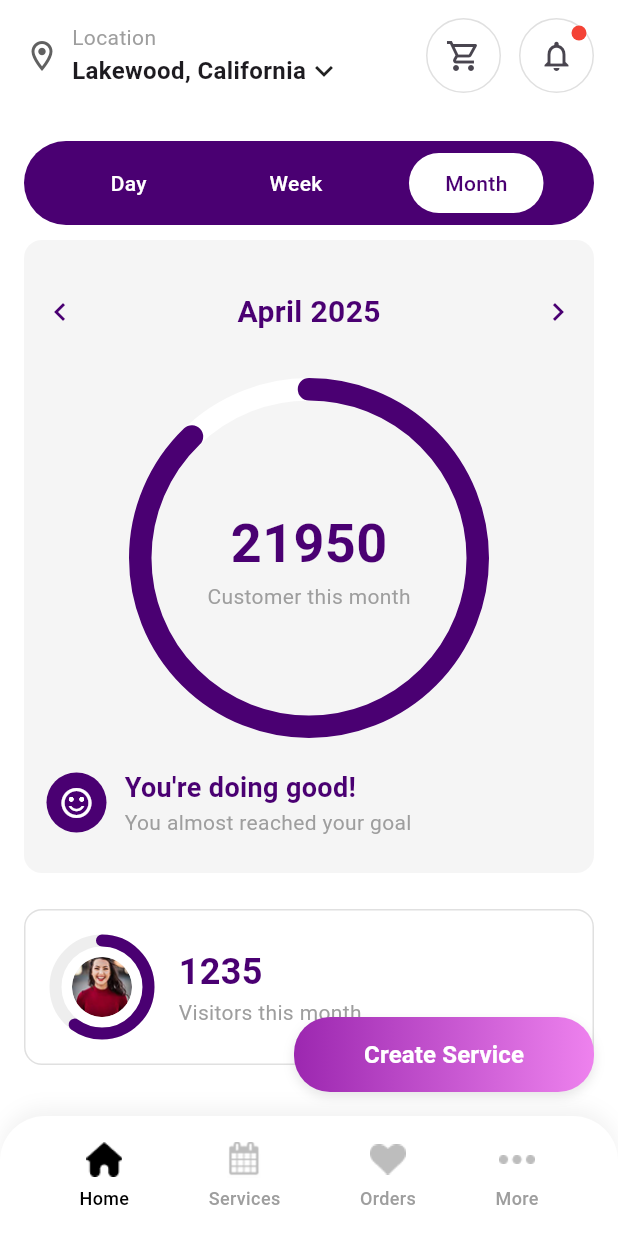
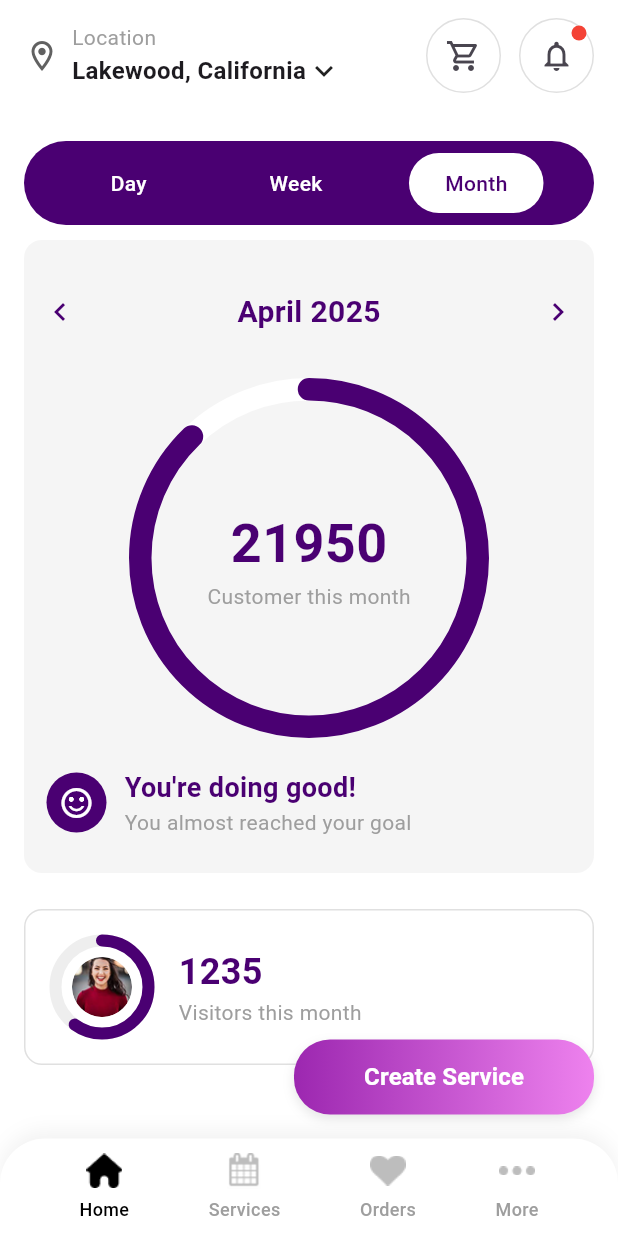
Before and after one commit to naeemahmedpnl/framie, a Flutter app: the AdminNavigationMenu screen opened directly, on a phone screen of 412 x 824 dp. Run offline on Flutter 3.47's test engine with Material 3 defaults, Android fonts, the phone set to English and light mode, and no system bars; drawn by our look-alikes of percent_indicator; our stand-ins replace connectivity_plus, country_code_picker, firebase_core, get, iconsax, image_picker and 2 more; accounts and stored records are empty.

Commit message:
added code

```diff
--- a/lib/views/admin_auth/auth_signup/auth_signup_screen.dart
+++ b/lib/views/admin_auth/auth_signup/auth_signup_screen.dart
@@ -23,7 +23,8 @@ class _AuthSignUpScreenState extends State<AuthSignUpScreen> {
     return Scaffold(
       backgroundColor: Colors.white,
       appBar: CustomAppBar(title: 'Create Profile'),
-      body: SingleChildScrollView(
+      body: SafeArea(
+        child: SingleChildScrollView(
           padding: const EdgeInsets.all(24),
           child: Column(
             crossAxisAlignment: CrossAxisAlignment.start,
@@ -201,6 +202,7 @@ class _AuthSignUpScreenState extends State<AuthSignUpScreen> {
             ],
           ),
         ),
+      ),
     );
   }
 }
--- a/lib/views/auth/otp/otp_screen.dart
+++ b/lib/views/auth/otp/otp_screen.dart
@@ -63,7 +63,8 @@ class _OTPVerificationScreenState extends State<OTPVerificationScreen> {
 
     return Scaffold(
       appBar: CustomAppBar(title: 'OTP Verification'),
-      body: Padding(
+      body: SafeArea(
+        child: Padding(
           padding: const EdgeInsets.symmetric(horizontal: 24),
           child: Column(
             crossAxisAlignment: CrossAxisAlignment.center,
@@ -129,6 +130,7 @@ class _OTPVerificationScreenState extends State<OTPVerificationScreen> {
             ],
           ),
         ),
+      ),
     );
   }
 }
--- a/lib/views/nav_admin_view/nav_admin_view.dart
+++ b/lib/views/nav_admin_view/nav_admin_view.dart
@@ -27,7 +27,10 @@ class AdminNavigationMenu extends StatelessWidget {
               ),
             ],
           ),
-          height: 80,
+          height: 65 +
+              MediaQuery.of(context).padding.bottom,
+          padding:
+              EdgeInsets.only(bottom: MediaQuery.of(context).padding.bottom),
           child: Obx(
             () {
               return Row(
```
Lines whose indentation alone changed are shown as unchanged.
